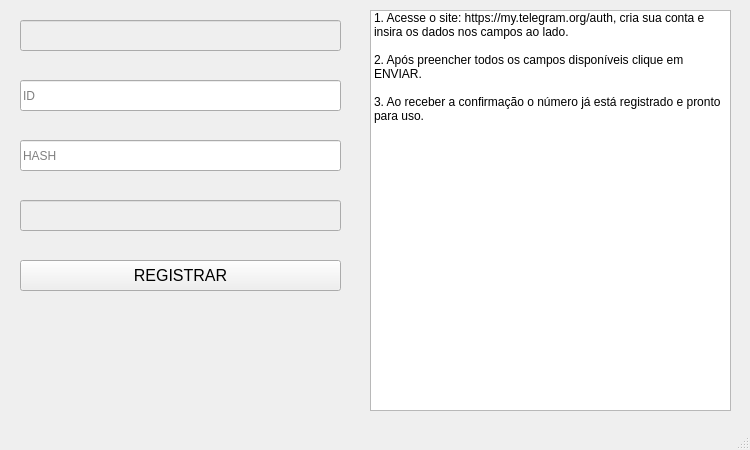
The window that UIs/registro.ui (omahteu/botelegram) describes before a commit, drawn with Qt 5.
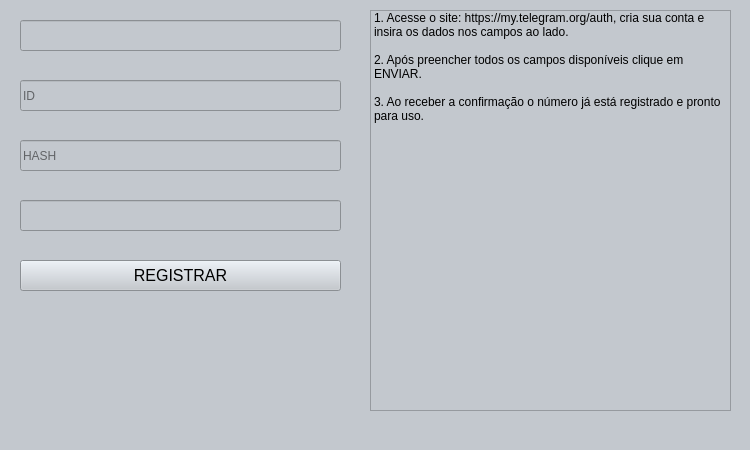
The same window after the commit.

```diff
--- a/UIs/registro.ui
+++ b/UIs/registro.ui
@@ -13,6 +13,9 @@
   <property name="windowTitle">
    <string>MainWindow</string>
   </property>
+  <property name="styleSheet">
+   <string notr="true">background-color: rgb(195, 200, 206);</string>
+  </property>
   <widget class="QWidget" name="centralwidget">
    <widget class="QLineEdit" name="id">
     <property name="geometry">
```
